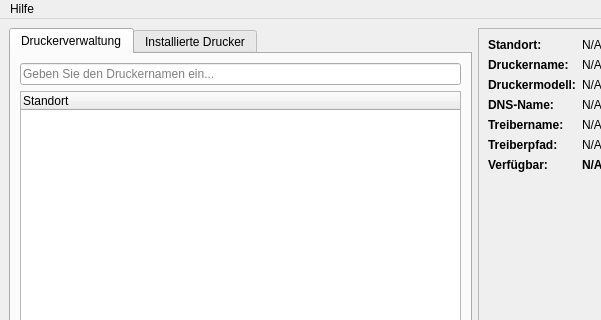
youngling-coder/PrinterManagement, file views/gui/ui/main_window.ui: the form before one commit; both pictures show x 0 to 601 and y 0 to 320 of the 719 by 555 pixel window.
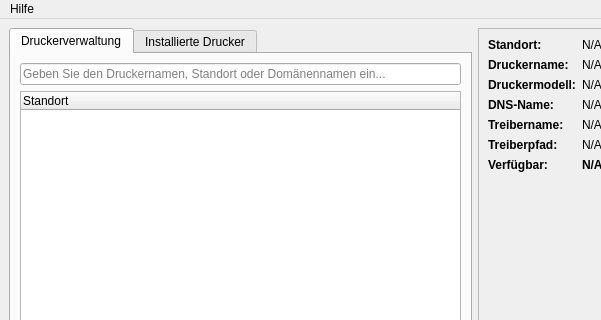
The form after the commit.

The edit to the form file:
```diff
--- a/views/gui/ui/main_window.ui
+++ b/views/gui/ui/main_window.ui
@@ -36,7 +36,7 @@
              </sizepolicy>
             </property>
             <property name="placeholderText">
-             <string>Geben Sie den Druckernamen ein...</string>
+             <string>Geben Sie den Druckernamen, Standort oder Domänennamen ein...</string>
             </property>
            </widget>
           </item>
```
